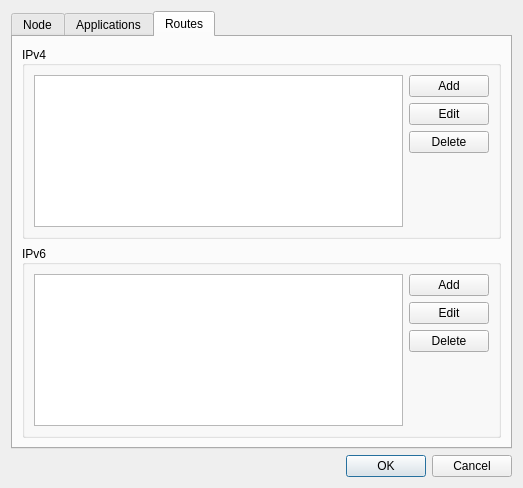
Old version of the form client/ui/NodeSettings.ui in the repository littlehobbit/ns-client.
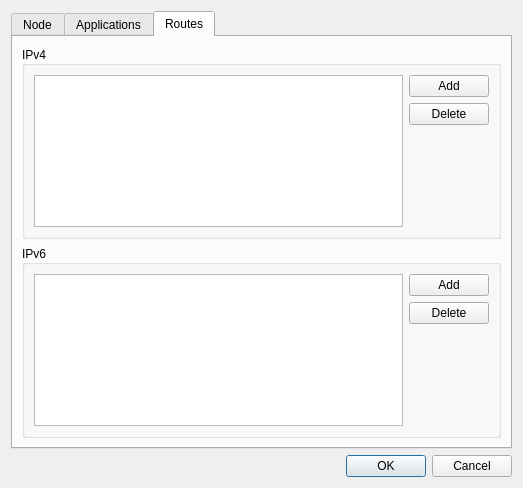
New version of the form. The open tabs and pages were chosen to show the change.

Commit message: setup edit/add/delete routes

```diff
--- a/client/ui/NodeSettings.ui
+++ b/client/ui/NodeSettings.ui
@@ -192,13 +192,6 @@
                 </property>
                </widget>
               </item>
-              <item>
-               <widget class="QPushButton" name="edit_ipv4">
-                <property name="text">
-                 <string>Edit</string>
-                </property>
-               </widget>
-              </item>
               <item>
                <widget class="QPushButton" name="delete_ipv4">
                 <property name="text">
@@ -255,13 +248,6 @@
                 </property>
                </widget>
               </item>
-              <item>
-               <widget class="QPushButton" name="edit_ipv6">
-                <property name="text">
-                 <string>Edit</string>
-                </property>
-               </widget>
-              </item>
               <item>
                <widget class="QPushButton" name="delete_ipv6">
                 <property name="text">
```
The commit also changes 5 other files.
